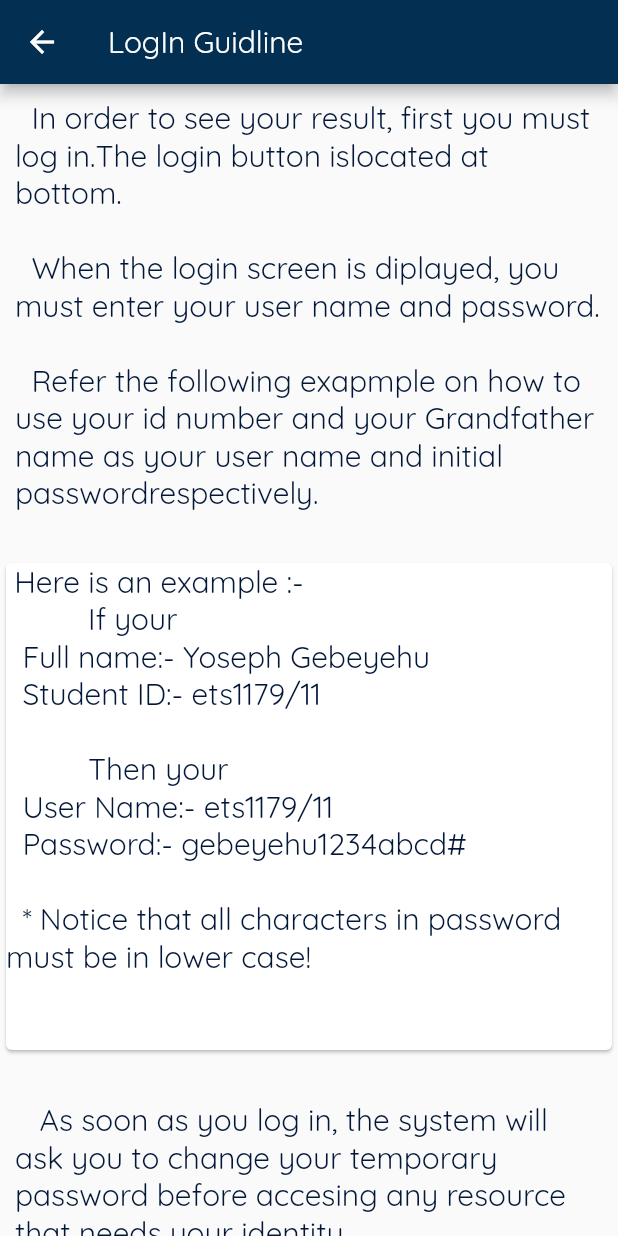
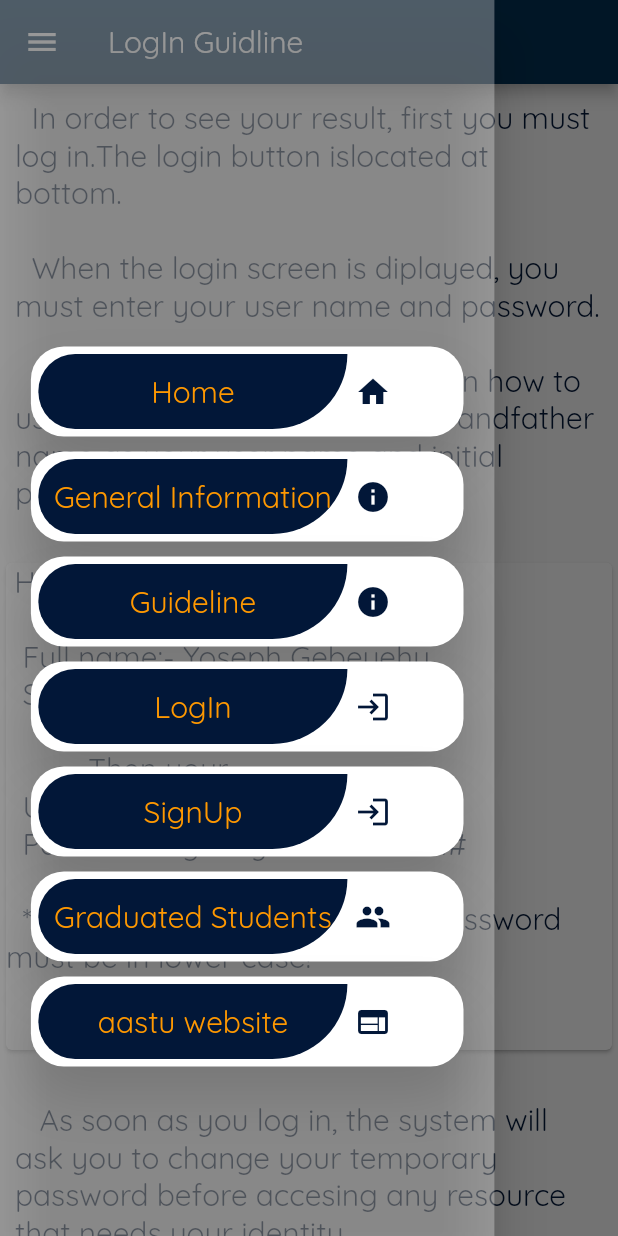
Before and after one commit to Yoseph-Gebeyehu/AASTU, a Flutter app: the Guidline screen opened by its route, with the side drawer open (before the commit the screen has no drawer), on a phone screen of 412 x 824 dp. Run offline on Flutter 3.47's test engine with Material 2 defaults, Android fonts, the phone set to English and light mode, and no system bars.

Commit message:
The drawer is added for all screens.

```diff
--- a/aastu/lib/Screens/guideline.dart
+++ b/aastu/lib/Screens/guideline.dart
@@ -1,6 +1,8 @@
 import 'package:aastu/Widgets/button.dart';
 import 'package:aastu/Widgets/login.dart';
 import 'package:flutter/material.dart';
+
+import '../Widgets/drawer.dart';
 
 class Guidline extends StatelessWidget {
   const Guidline({Key? key}) : super(key: key);
@@ -9,15 +11,12 @@ class Guidline extends StatelessWidget {
   @override
   Widget build(BuildContext context) {
     return Scaffold(
+      drawer: Drawer(
+        width: MediaQuery.of(context).size.width * 0.8,
+        backgroundColor: Colors.white30,
+        child: const SideDrawer(),
+      ),
       appBar: AppBar(
-        leading: IconButton(
-          onPressed: () {
-            Navigator.of(context).pop();
-          },
-          icon: const Icon(
-            Icons.arrow_back,
-          ),
-        ),
         title: const Text('LogIn Guidline'),
         backgroundColor: Theme.of(context).appBarTheme.backgroundColor,
       ),
@@ -75,7 +74,8 @@ class Guidline extends StatelessWidget {
               child: Buttonnn(
                 'Login',
                 const Icon(Icons.login),
-                () => Navigator.of(context).pushNamed(LogIn.routeName),
+                () =>
+                    Navigator.of(context).pushReplacementNamed(LogIn.routeName),
               ),
             ),
           ],
--- a/aastu/lib/Screens/welcome.dart
+++ b/aastu/lib/Screens/welcome.dart
@@ -44,6 +44,6 @@ Widget button(BuildContext context) => SliverToBoxAdapter(
       child: Buttonnn(
         'Go to home',
         const Icon(Icons.home),
-        () => Navigator.of(context).pushNamed(Home.routeName),
+        () => Navigator.of(context).pushReplacementNamed(Home.routeName),
       ),
     );
--- a/aastu/lib/Widgets/drawer.dart
+++ b/aastu/lib/Widgets/drawer.dart
@@ -23,7 +23,7 @@ class SideDrawer extends StatelessWidget {
             Icons.home,
             color: Color.fromARGB(255, 2, 23, 56),
           ),
-          () => Navigator.of(context).pushNamed(Home.routeName),
+          () => Navigator.of(context).pushReplacementNamed(Home.routeName),
         ),
         Buttonnn(
           'General Information',
@@ -31,7 +31,7 @@ class SideDrawer extends StatelessWidget {
             Icons.info,
             color: Color.fromARGB(255, 2, 23, 56),
           ),
-          () => Navigator.of(context).pushNamed(GeneralInfo.routeName),
+          () => Navigator.of(context).pushReplacementNamed(GeneralInfo.routeName),
         ),
         Buttonnn(
           'Guideline',
@@ -39,7 +39,7 @@ class SideDrawer extends StatelessWidget {
             Icons.info,
             color: Color.fromARGB(255, 2, 23, 56),
           ),
-          () => Navigator.of(context).pushNamed(Guidline.routeName),
+          () => Navigator.of(context).pushReplacementNamed(Guidline.routeName),
         ),
         Buttonnn(
           'LogIn',
@@ -47,7 +47,7 @@ class SideDrawer extends StatelessWidget {
             Icons.login,
             color: Color.fromARGB(255, 2, 23, 56),
           ),
-          () => Navigator.of(context).pushNamed(LogIn.routeName),
+          () => Navigator.of(context).pushReplacementNamed(LogIn.routeName),
         ),
         Buttonnn(
           'SignUp',
```
Also changed, not shown: aastu/lib/Screens/general_inforamtion.dart (+6 -6 lines), aastu/lib/Screens/home.dart (+5 -4 lines), aastu/lib/Widgets/login.dart (+10 -0 lines).
